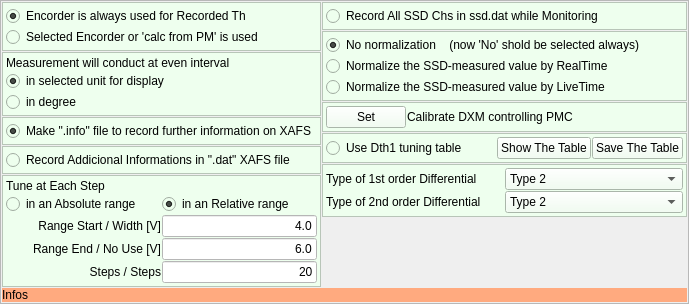
The window that Conditions.ui (mtab3/xafsm2) describes before a commit, drawn with Qt 5.
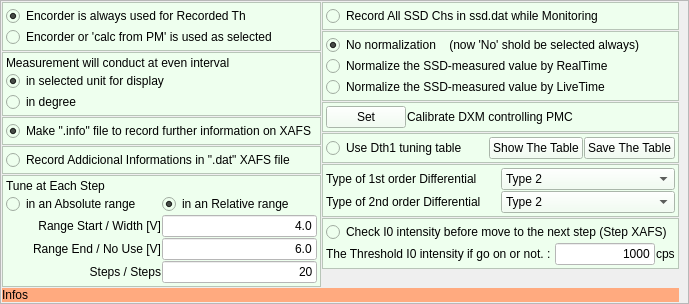
The same window after the commit.

The edit to the form file:
```diff
--- a/Conditions.ui
+++ b/Conditions.ui
@@ -7,7 +7,7 @@
     <x>0</x>
     <y>0</y>
     <width>689</width>
-    <height>294</height>
+    <height>295</height>
    </rect>
   </property>
   <property name="windowTitle">
@@ -68,7 +68,7 @@
            <string>&lt;html&gt;&lt;head/&gt;&lt;body&gt;&lt;p&gt;The 2nd raw in data-file of normal XAFS measurement will be encorder-reading values or values calculated from the answer of the puls-motor-controller.&lt;/p&gt;&lt;/body&gt;&lt;/html&gt;</string>
           </property>
           <property name="text">
-           <string>Selected Encorder or 'calc from PM' is used</string>
+           <string>Encorder or 'calc from PM' is used as selected</string>
           </property>
          </widget>
         </item>
@@ -624,6 +624,64 @@
        </layout>
       </widget>
      </item>
+     <item>
+      <widget class="QFrame" name="frame_11">
+       <property name="toolTip">
+        <string>&lt;html&gt;&lt;head/&gt;&lt;body&gt;&lt;p&gt;When the button is checked,&lt;/p&gt;&lt;p&gt;the step XAFS measurement stays at a energy while the I0 intensity is less than the given threshold.&lt;/p&gt;&lt;p&gt;The conditions, if the button is checked or not and the value of the threshold, can be changed&lt;/p&gt;&lt;p&gt;while a XAFS measurement.&lt;/p&gt;&lt;p&gt;&lt;br/&gt;&lt;/p&gt;&lt;/body&gt;&lt;/html&gt;</string>
+       </property>
+       <property name="styleSheet">
+        <string notr="true">background-color: #eeffee</string>
+       </property>
+       <property name="frameShape">
+        <enum>QFrame::StyledPanel</enum>
+       </property>
+       <property name="frameShadow">
+        <enum>QFrame::Raised</enum>
+       </property>
+       <layout class="QGridLayout" name="gridLayout_11">
+        <property name="margin">
+         <number>3</number>
+        </property>
+        <property name="spacing">
+         <number>1</number>
+        </property>
+        <item row="1" column="0">
+         <widget class="QLabel" name="label_9">
+          <property name="text">
+           <string>The Threshold I0 intensity if go on or not. : </string>
+          </property>
+         </widget>
+        </item>
+        <item row="1" column="1">
+         <widget class="QLineEdit" name="I0ThresholdInput">
+          <property name="styleSheet">
+           <string notr="true">background-color: rgb(255, 255, 255);</string>
+          </property>
+          <property name="text">
+           <string>1000</string>
+          </property>
+          <property name="alignment">
+           <set>Qt::AlignRight|Qt::AlignTrailing|Qt::AlignVCenter</set>
+          </property>
+         </widget>
+        </item>
+        <item row="1" column="2">
+         <widget class="QLabel" name="label_10">
+          <property name="text">
+           <string>cps</string>
+          </property>
+         </widget>
+        </item>
+        <item row="0" column="0" colspan="3">
+         <widget class="QRadioButton" name="CheckI0BeforeMove">
+          <property name="text">
+           <string>Check I0 intensity before move to the next step (Step XAFS) </string>
+          </property>
+         </widget>
+        </item>
+       </layout>
+      </widget>
+     </item>
      <item>
       <spacer name="verticalSpacer">
        <property name="orientation">
@@ -639,6 +697,19 @@
      </item>
     </layout>
    </item>
+   <item row="0" column="2">
+    <spacer name="horizontalSpacer">
+     <property name="orientation">
+      <enum>Qt::Horizontal</enum>
+     </property>
+     <property name="sizeHint" stdset="0">
+      <size>
+       <width>40</width>
+       <height>20</height>
+      </size>
+     </property>
+    </spacer>
+   </item>
   </layout>
  </widget>
  <resources/>
```
Left out of the diff: 138 changed lines with no effect on the pictures.
